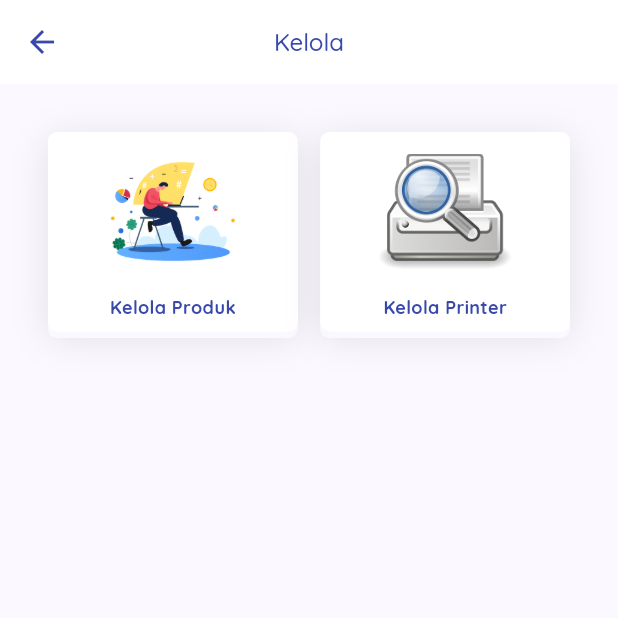
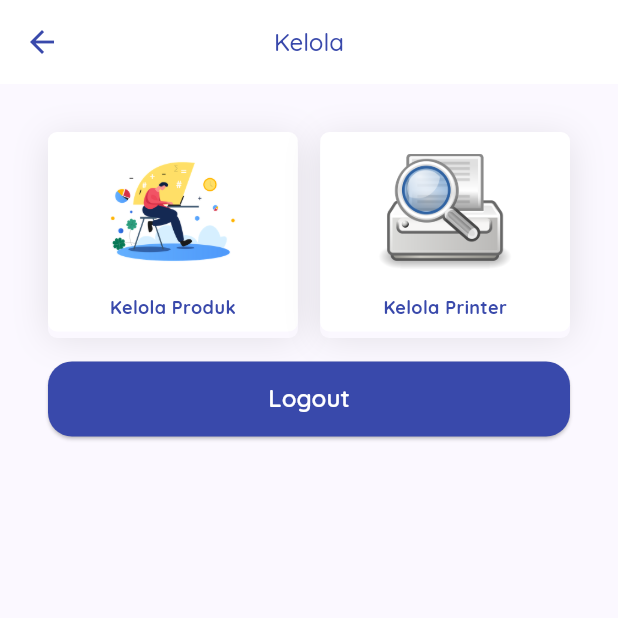
Before and after one commit to 4amshin/fic11-jilid1-flutter, a Flutter app: the ManageMenuPage screen opened directly, on a phone screen of 412 x 824 dp, the top half of it. Run offline on Flutter 3.47's test engine with Material 3 defaults, Android fonts, the light colour scheme and no system bars; our stand-ins replace bloc, dartz, flutter_bloc, flutter_svg, freezed_annotation, google_fonts and 3 more; missing offline and left inert: esc_pos_utils_plus, print_bluetooth_thermal; accounts and stored records are empty; network calls fail.

Commit message:
Logout Api Integration

```diff
--- a/Next.txt
+++ b/Next.txt
@@ -1,4 +1,5 @@
 Last Video
 FIC11-4 == 1:09:35
 ---------------------
-Selanjutnya Fungsi LogOut sekaligus menhapus token local
+Login, Logotu Selesai
+Lanjutkan Video
--- a/lib/data/data_sources/login_local_datasource.dart
+++ b/lib/data/data_sources/auth_local_datasource.dart
@@ -3,7 +3,7 @@ import 'dart:developer';
 import 'package:fic11_jilid1/data/models/response/login_response_model.dart';
 import 'package:shared_preferences/shared_preferences.dart';
 
-class LoginLocalDatasource {
+class AuthLocalDatasource {
   Future<bool> saveAuthData(LoginResponseModel model) async {
     final SharedPreferences pref = await SharedPreferences.getInstance();
     final res = await pref.setString('auth', model.toRawJson());
@@ -21,6 +21,7 @@ class LoginLocalDatasource {
   Future<bool> removeToken() async {
     final SharedPreferences pref = await SharedPreferences.getInstance();
     final res = await pref.remove('auth');
+    log('Remove Login Token');
     return res;
   }
 
--- a/lib/data/data_sources/login_remote_datasource.dart
+++ b/lib/data/data_sources/auth_remote_datasource.dart
@@ -1,10 +1,11 @@
 import 'package:dartz/dartz.dart';
 import 'package:fic11_jilid1/core/constants/variables.dart';
+import 'package:fic11_jilid1/data/data_sources/auth_local_datasource.dart';
 import 'package:fic11_jilid1/data/models/request/login_request_model.dart';
 import 'package:fic11_jilid1/data/models/response/login_response_model.dart';
 import 'package:http/http.dart' as http;
 
-class LoginRemoteDatasource {
+class AuthRemoteDatasource {
   Future<Either<String, LoginResponseModel>> login({
     required LoginRequestModel loginRequestModel,
   }) async {
@@ -27,4 +28,28 @@ class LoginRemoteDatasource {
       return left(response.body);
     }
   }
+
+  Future<Either<String, String>> logout() async {
+    //get token from local storage
+    final loginToken = await AuthLocalDatasource().getToken();
+
+    var headers = {
+      'Accept': 'application/json',
+      'Content-Type': 'application/json',
+      'Authorization': 'Bearer $loginToken',
+    };
+
+    const baseUrl = "${Variables.baseUrl}/api/logout";
+
+    final response = await http.post(
+      Uri.parse(baseUrl),
+      headers: headers,
+    );
+
+    if (response.statusCode == 200) {
+      return const Right('Logout Successfully');
+    } else {
+      return const Left('Logout Failed');
+    }
+  }
 }
--- a/lib/presentation/auth/bloc/login_bloc.dart
+++ b/lib/presentation/auth/bloc/login/login_bloc.dart
@@ -1,5 +1,5 @@
 import 'package:bloc/bloc.dart';
-import 'package:fic11_jilid1/data/data_sources/login_remote_datasource.dart';
+import 'package:fic11_jilid1/data/data_sources/auth_remote_datasource.dart';
 import 'package:fic11_jilid1/data/models/request/login_request_model.dart';
 import 'package:fic11_jilid1/data/models/response/login_response_model.dart';
 import 'package:freezed_annotation/freezed_annotation.dart';
@@ -9,9 +9,9 @@ part 'login_state.dart';
 part 'login_bloc.freezed.dart';
 
 class LoginBloc extends Bloc<LoginEvent, LoginState> {
-  final LoginRemoteDatasource datasources;
+  final AuthRemoteDatasource datasource;
 
-  LoginBloc(this.datasources) : super(const _Initial()) {
+  LoginBloc(this.datasource) : super(const _Initial()) {
     on<_Login>(_doLogin);
   }
 
@@ -21,7 +21,7 @@ class LoginBloc extends Bloc<LoginEvent, LoginState> {
   ) async {
     emit(const _Loading());
     final result =
-        await datasources.login(loginRequestModel: event.loginRequestModel);
+        await datasource.login(loginRequestModel: event.loginRequestModel);
     result.fold(
       (error) => emit(_Error(message: error)),
       (loginResponseModel) =>
--- /dev/null
+++ b/lib/presentation/auth/bloc/logout/logout_bloc.dart
@@ -0,0 +1,26 @@
+import 'package:bloc/bloc.dart';
+import 'package:fic11_jilid1/data/data_sources/auth_remote_datasource.dart';
+import 'package:freezed_annotation/freezed_annotation.dart';
+
+part 'logout_event.dart';
+part 'logout_state.dart';
+part 'logout_bloc.freezed.dart';
+
+class LogoutBloc extends Bloc<LogoutEvent, LogoutState> {
+  final AuthRemoteDatasource datasource;
+  LogoutBloc(this.datasource) : super(const _Initial()) {
+    on<_Logout>(_doLogout);
+  }
+
+  Future<void> _doLogout(
+    _Logout event,
+    Emitter<LogoutState> emit,
+  ) async {
+    emit(const _Loading());
+    final result = await datasource.logout();
+    result.fold(
+      (error) => emit(_Error(error: error)),
+      (success) => emit(_Success(success: success)),
+    );
+  }
+}
--- /dev/null
+++ b/lib/presentation/auth/bloc/logout/logout_event.dart
@@ -0,0 +1,7 @@
+part of 'logout_bloc.dart';
+
+@freezed
+class LogoutEvent with _$LogoutEvent {
+  const factory LogoutEvent.started() = _Started;
+  const factory LogoutEvent.logout() = _Logout;
+}
--- /dev/null
+++ b/lib/presentation/auth/bloc/logout/logout_state.dart
@@ -0,0 +1,13 @@
+part of 'logout_bloc.dart';
+
+@freezed
+class LogoutState with _$LogoutState {
+  const factory LogoutState.initial() = _Initial;
+  const factory LogoutState.loading() = _Loading;
+  const factory LogoutState.success({
+    required String success,
+  }) = _Success;
+  const factory LogoutState.error({
+    required String error,
+  }) = _Error;
+}
--- a/lib/presentation/manage/pages/manage_menu_page.dart
+++ b/lib/presentation/manage/pages/manage_menu_page.dart
@@ -1,9 +1,15 @@
 import 'package:fic11_jilid1/core/assets/assets.gen.dart';
+import 'package:fic11_jilid1/core/components/buttons.dart';
 import 'package:fic11_jilid1/core/components/menu_button.dart';
 import 'package:fic11_jilid1/core/components/spaces.dart';
 import 'package:fic11_jilid1/core/extensions/build_context_ext.dart';
+import 'package:fic11_jilid1/data/data_sources/auth_local_datasource.dart';
+import 'package:fic11_jilid1/data/data_sources/auth_remote_datasource.dart';
+import 'package:fic11_jilid1/presentation/auth/bloc/logout/logout_bloc.dart';
+import 'package:fic11_jilid1/presentation/auth/login_page.dart';
 import 'package:fic11_jilid1/presentation/manage/pages/manage_printer_page.dart';
 import 'package:flutter/material.dart';
+import 'package:flutter_bloc/flutter_bloc.dart';
 
 class ManageMenuPage extends StatelessWidget {
   const ManageMenuPage({super.key});
@@ -36,6 +42,46 @@ class ManageMenuPage extends StatelessWidget {
                 ),
               ],
             ),
+            const SpaceHeight(20),
+            BlocProvider(
+              create: (context) => LogoutBloc(AuthRemoteDatasource()),
+              child: BlocConsumer<LogoutBloc, LogoutState>(
+                builder: (context, state) {
+                  return state.maybeWhen(
+                    loading: () =>
+                        const Center(child: CircularProgressIndicator()),
+                    orElse: () {
+                      return Button.filled(
+                        onPressed: () => context
+                            .read<LogoutBloc>()
+                            .add(const LogoutEvent.logout()),
+                        label: 'Logout',
+                      );
+                    },
+                  );
+                },
+                listener: (context, state) {
+                  state.maybeWhen(
+                    success: (success) async {
+                      //delete login token in local storage
+                      await AuthLocalDatasource().removeToken();
+
+                      //Navigate to Login View
+                      context.pushReplacement(const LoginPage());
+                    },
+                    error: (error) {
+                      ScaffoldMessenger.of(context).showSnackBar(
+                        SnackBar(
+                          content: Text(error),
+                          backgroundColor: Colors.red,
+                        ),
+                      );
+                    },
+                    orElse: () {},
+                  );
+                },
+              ),
+            ),
           ],
         ),
       ),
```
Also changed, not shown: lib/core/fic_providers.dart (+8 -4 lines), lib/main.dart (+4 -8 lines), lib/presentation/auth/login_page.dart (+11 -12 lines), lib/presentation/auth/bloc/login/login_bloc.freezed.dart (added), lib/presentation/auth/bloc/login/login_event.dart (renamed from lib/presentation/auth/bloc/login_event.dart), lib/presentation/auth/bloc/login/login_state.dart (renamed from lib/presentation/auth/bloc/login_state.dart), lib/presentation/auth/bloc/logout/logout_bloc.freezed.dart.
